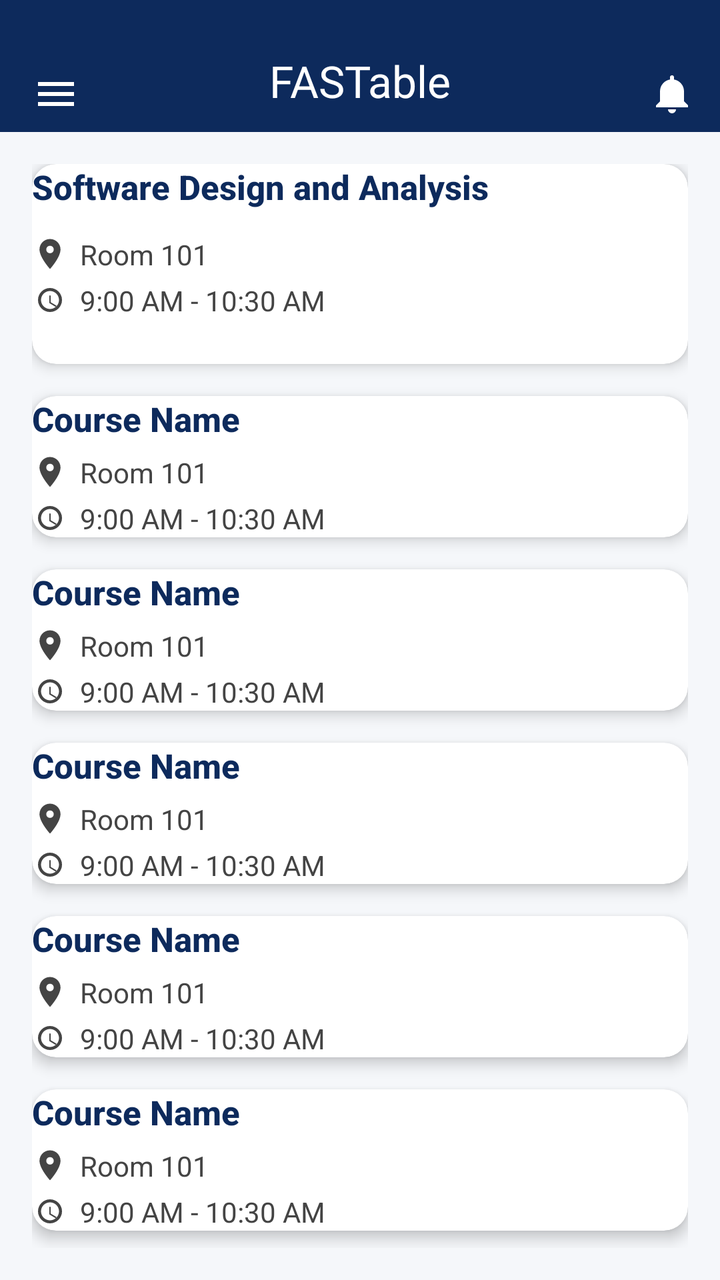
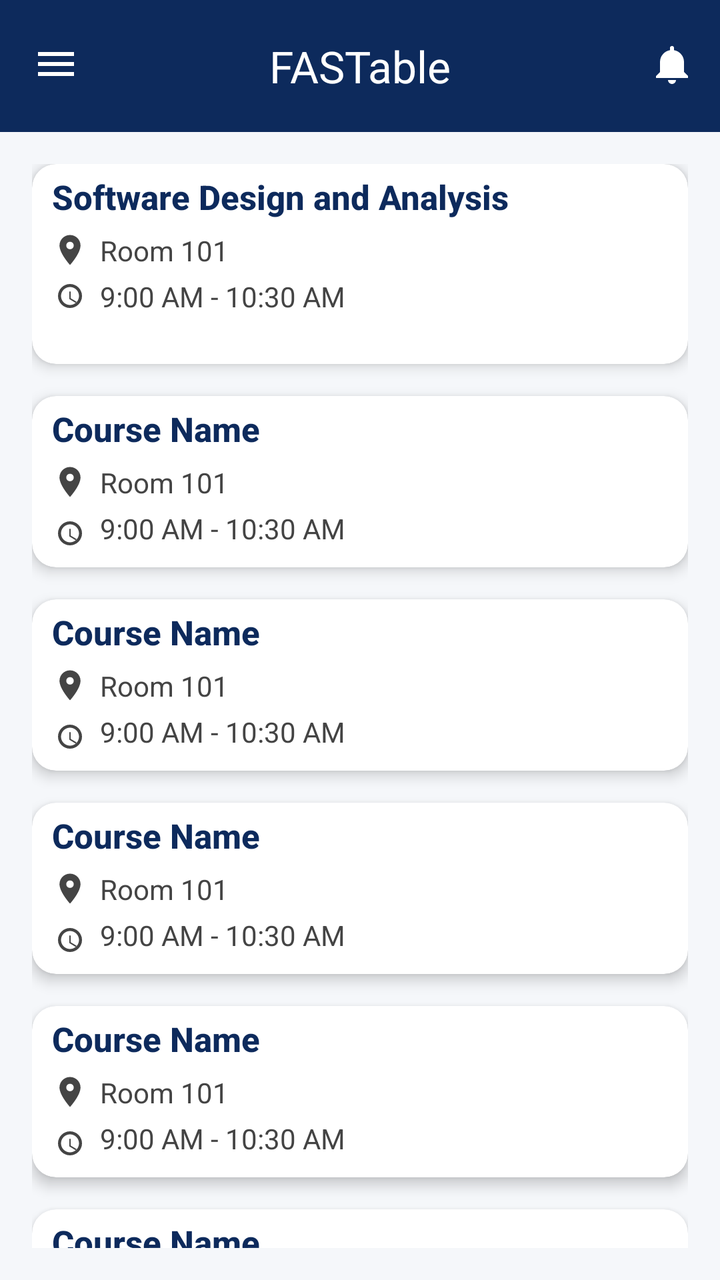

Two renders of the same Android screen: before a commit and after it. Below are the layout's source before the change and the commit's diff.
<!-- AndroidManifest.xml: application theme Theme.FASTable -->
<!-- res/layout/activity_home.xml -->
<?xml version="1.0" encoding="utf-8"?>
<androidx.constraintlayout.widget.ConstraintLayout xmlns:android="http://schemas.android.com/apk/res/android"
    xmlns:app="http://schemas.android.com/apk/res-auto"
    xmlns:tools="http://schemas.android.com/tools"
    android:id="@+id/mainLayout"
    android:layout_width="match_parent"
    android:layout_height="match_parent"
    android:background="#F5F7FA"
    tools:context=".Home">

    
    <com.google.android.material.appbar.MaterialToolbar
        android:paddingTop="15sp"
        android:id="@+id/topAppBar"
        android:layout_width="0dp"
        android:layout_height="66dp"
        android:background="#0D2A5C"
        android:elevation="4dp"
        app:navigationIcon="@drawable/ic_menu"
        app:title="FASTable"
        app:titleCentered="true"
        app:titleTextColor="@android:color/white"
        app:menu="@menu/top_app_bar_menu"
        app:layout_constraintTop_toTopOf="parent"
        app:layout_constraintStart_toStartOf="parent"
        app:layout_constraintEnd_toEndOf="parent">


    </com.google.android.material.appbar.MaterialToolbar>

    
    <ScrollView
        android:id="@+id/scrollView"
        android:layout_width="0dp"
        android:layout_height="0dp"
        android:padding="16dp"
        app:layout_constraintTop_toBottomOf="@id/topAppBar"
        app:layout_constraintBottom_toBottomOf="parent"
        app:layout_constraintStart_toStartOf="parent"
        android:scrollbars="none"
        android:fadeScrollbars="false"
        app:layout_constraintEnd_toEndOf="parent">

        <LinearLayout
            android:layout_width="match_parent"
            android:layout_height="wrap_content"
            android:orientation="vertical">

            
            <androidx.cardview.widget.CardView
                android:layout_width="match_parent"
                android:layout_height="wrap_content"
                android:layout_marginBottom="16dp"
                android:backgroundTint="#FFFFFF"
                app:cardCornerRadius="12dp"
                app:cardElevation="4dp"
                android:padding="16dp">

                <LinearLayout
                    android:layout_width="match_parent"
                    android:layout_height="100sp"
                    android:orientation="vertical">

                    <TextView
                        android:layout_width="wrap_content"
                        android:layout_height="wrap_content"
                        android:text="Software Design and Analysis"
                        android:textSize="17sp"
                        android:textStyle="bold"
                        android:textColor="#0D2A5C"
                        android:layout_marginBottom="13dp"
                        android:fontFamily="sans-serif-medium" />

                    <LinearLayout
                        android:layout_width="wrap_content"
                        android:layout_height="wrap_content"
                        android:orientation="horizontal"
                        android:layout_marginBottom="4dp"
                        android:gravity="center_vertical">

                        <ImageView
                            android:layout_width="18dp"
                            android:layout_height="18dp"
                            android:layout_marginEnd="6dp"
                            android:src="@drawable/ic_location"
                            app:tint="#444" />

                        <TextView
                            android:layout_width="wrap_content"
                            android:layout_height="wrap_content"
                            android:text="Room 101"
                            android:textColor="#444"
                            android:textSize="14sp" />
                    </LinearLayout>

                    <LinearLayout
                        android:layout_width="wrap_content"
                        android:layout_height="wrap_content"
                        android:orientation="horizontal"
                        android:gravity="center_vertical">

                        <ImageView
                            android:layout_width="18dp"
                            android:layout_height="18dp"
                            android:layout_marginEnd="6dp"
                            android:src="@drawable/ic_clock"
                            app:tint="#444" />

                        <TextView
                            android:layout_width="wrap_content"
                            android:layout_height="wrap_content"
                            android:text="9:00 AM - 10:30 AM"
                            android:textColor="#444"
                            android:textSize="14sp" />
                    </LinearLayout>
                </LinearLayout>
            </androidx.cardview.widget.CardView>

            
            <include layout="@layout/item_course_card"
                android:id="@+id/card_data_structures"
                android:layout_width="match_parent"
                android:layout_height="wrap_content"
                android:layout_marginBottom="16dp"
                android:tag="Data Structures|Room 205|11:00 AM - 12:30 PM" />

            <include layout="@layout/item_course_card"
                android:id="@+id/card_networks"
                android:layout_width="match_parent"
                android:layout_height="wrap_content"
                android:layout_marginBottom="16dp"
                android:tag="Computer Networks|Lab 3|2:00 PM - 3:30 PM" />

            <include layout="@layout/item_course_card"
                android:id="@+id/card_db"
                android:layout_width="match_parent"
                android:layout_height="wrap_content"
                android:layout_marginBottom="16dp"
                android:tag="Database Systems|Room 301|4:00 PM - 5:30 PM" />

            <include layout="@layout/item_course_card"
                android:id="@+id/card_ml"
                android:layout_width="match_parent"
                android:layout_height="wrap_content"
                android:layout_marginBottom="16dp"
                android:tag="Machine Learning|Room 202|9:00 AM - 10:30 AM" />

            <include layout="@layout/item_course_card"
                android:id="@+id/card_web"
                android:layout_width="match_parent"
                android:layout_height="wrap_content"
                android:layout_marginBottom="16dp"
                android:tag="Web Development|Lab 1|11:00 AM - 12:30 PM" />
            <include layout="@layout/item_course_card"
                android:id="@+id/card_app"
                android:layout_width="match_parent"
                android:layout_height="wrap_content"
                android:layout_marginBottom="16dp"
                android:tag="App Development|Lab 1|11:00 AM - 12:30 PM" />
            <include layout="@layout/item_course_card"
                android:id="@+id/card_se"
                android:layout_width="match_parent"
                android:layout_height="wrap_content"
                android:layout_marginBottom="16dp"
                android:tag="Software Development|Lab 1|11:00 AM - 12:30 PM" />
        </LinearLayout>
    </ScrollView>
</androidx.constraintlayout.widget.ConstraintLayout>
<!-- res/layout/item_course_card.xml (included above) -->
<?xml version="1.0" encoding="utf-8"?>
<androidx.cardview.widget.CardView xmlns:android="http://schemas.android.com/apk/res/android"
    xmlns:app="http://schemas.android.com/apk/res-auto"
    android:layout_width="match_parent"
    android:layout_height="wrap_content"
    android:backgroundTint="#FFFFFF"
    app:cardCornerRadius="12dp"
    app:cardElevation="4dp"
    android:padding="16dp">

    <LinearLayout
        android:layout_width="match_parent"
        android:layout_height="wrap_content"
        android:orientation="vertical">

        <TextView
            android:id="@+id/textCourseName"
            android:layout_width="wrap_content"
            android:layout_height="wrap_content"
            android:text="Course Name"
            android:textSize="17sp"
            android:textStyle="bold"
            android:textColor="#0D2A5C"
            android:layout_marginBottom="6dp"
            android:fontFamily="sans-serif-medium" />

        <LinearLayout
            android:layout_width="wrap_content"
            android:layout_height="wrap_content"
            android:orientation="horizontal"
            android:layout_marginBottom="4dp"
            android:gravity="center_vertical">

            <ImageView
                android:layout_width="18dp"
                android:layout_height="18dp"
                android:layout_marginEnd="6dp"
                android:src="@drawable/ic_location"
                app:tint="#444" />

            <TextView
                android:id="@+id/textLocation"
                android:layout_width="wrap_content"
                android:layout_height="wrap_content"
                android:text="Room 101"
                android:textColor="#444"
                android:textSize="14sp" />
        </LinearLayout>

        <LinearLayout
            android:layout_width="wrap_content"
            android:layout_height="wrap_content"
            android:orientation="horizontal"
            android:gravity="center_vertical">

            <ImageView
                android:layout_width="18dp"
                android:layout_height="18dp"
                android:layout_marginEnd="6dp"
                android:src="@drawable/ic_clock"
                app:tint="#444" />

            <TextView
                android:id="@+id/textTime"
                android:layout_width="wrap_content"
                android:layout_height="wrap_content"
                android:text="9:00 AM - 10:30 AM"
                android:textColor="#444"
                android:textSize="14sp" />
        </LinearLayout>
    </LinearLayout>
</androidx.cardview.widget.CardView>
<!-- resources referenced by this layout -->
<resources>
  <!-- drawable ic_clock (drawable) -->
  <vector xmlns:android="http://schemas.android.com/apk/res/android"
      android:width="24dp"
      android:height="24dp"
      android:viewportWidth="24"
      android:viewportHeight="24">
      <path
          android:fillColor="#000000"
          android:pathData="M12,20c4.4,0 8,-3.6 8,-8s-3.6,-8 -8,-8 -8,3.6 -8,8 3.6,8 8,8zm0,-14c3.3,0 6,2.7 6,6s-2.7,6 -6,6 -6,-2.7 -6,-6 2.7,-6 6,-6zm0.5,3h-1v5l4.3,2.6 0.5,-0.8 -3.8,-2.3v-4.5z" />
  </vector>
  <!-- drawable ic_location (drawable) -->
  <vector xmlns:android="http://schemas.android.com/apk/res/android"
      android:width="24dp"
      android:height="24dp"
      android:viewportWidth="24"
      android:viewportHeight="24">
      <path
          android:fillColor="#000000"
          android:pathData="M12,2C8.1,2 5,5.1 5,9c0,5.3 7,13 7,13s7,-7.7 7,-13c0,-3.9 -3.1,-7 -7,-7zM12,11.5c-1.4,0 -2.5,-1.1 -2.5,-2.5s1.1,-2.5 2.5,-2.5 2.5,1.1 2.5,2.5 -1.1,2.5 -2.5,2.5z" />
  </vector>
  <!-- drawable ic_menu (drawable) -->
  <vector xmlns:android="http://schemas.android.com/apk/res/android"
      android:width="24dp"
      android:height="24dp"
      android:viewportWidth="24"
      android:viewportHeight="24">
      <path
          android:fillColor="#FFF"
          android:pathData="M3,6h18v2H3V6zm0,5h18v2H3v-2zm0,5h18v2H3v-2z"/>
  </vector>
  <style name="Theme.FASTable" parent="Base.Theme.FASTable" />
  <style name="Base.Theme.FASTable" parent="Theme.Material3.DayNight.NoActionBar">
          
          
      </style>
</resources>

<!-- the commit's change to res/layout/activity_home.xml (unified diff, before → after) -->
@@ -10,7 +10,6 @@
 
     
     <com.google.android.material.appbar.MaterialToolbar
-        android:paddingTop="15sp"
         android:id="@+id/topAppBar"
         android:layout_width="0dp"
         android:layout_height="66dp"
@@ -54,7 +53,7 @@
                 android:backgroundTint="#FFFFFF"
                 app:cardCornerRadius="12dp"
                 app:cardElevation="4dp"
-                android:padding="16dp">
+                android:padding="0dp">
 
                 <LinearLayout
                     android:layout_width="match_parent"
@@ -62,16 +61,19 @@
                     android:orientation="vertical">
 
                     <TextView
+                        android:paddingTop="5dp"
+                        android:paddingLeft="10dp"
                         android:layout_width="wrap_content"
                         android:layout_height="wrap_content"
                         android:text="Software Design and Analysis"
                         android:textSize="17sp"
                         android:textStyle="bold"
                         android:textColor="#0D2A5C"
-                        android:layout_marginBottom="13dp"
+                        android:layout_marginBottom="6dp"
                         android:fontFamily="sans-serif-medium" />
 
                     <LinearLayout
+                        android:paddingLeft="10dp"
                         android:layout_width="wrap_content"
                         android:layout_height="wrap_content"
                         android:orientation="horizontal"
@@ -94,6 +96,7 @@
                     </LinearLayout>
 
                     <LinearLayout
+                        android:paddingLeft="10dp"
                         android:layout_width="wrap_content"
                         android:layout_height="wrap_content"
                         android:orientation="horizontal"
@@ -183,6 +186,8 @@
         android:orientation="vertical">
 
         <TextView
+            android:paddingTop="5dp"
+            android:paddingLeft="10dp"
             android:id="@+id/textCourseName"
             android:layout_width="wrap_content"
             android:layout_height="wrap_content"
@@ -194,6 +199,7 @@
             android:fontFamily="sans-serif-medium" />
 
         <LinearLayout
+            android:paddingLeft="10dp"
             android:layout_width="wrap_content"
             android:layout_height="wrap_content"
             android:orientation="horizontal"
@@ -217,6 +223,8 @@
         </LinearLayout>
 
         <LinearLayout
+            android:paddingLeft="10dp"
+            android:paddingBottom="5dp"
             android:layout_width="wrap_content"
             android:layout_height="wrap_content"
             android:orientation="horizontal"
@@ -230,6 +238,7 @@
                 app:tint="#444" />
 
             <TextView
+                android:paddingBottom="5dp"
                 android:id="@+id/textTime"
                 android:layout_width="wrap_content"
                 android:layout_height="wrap_content"
